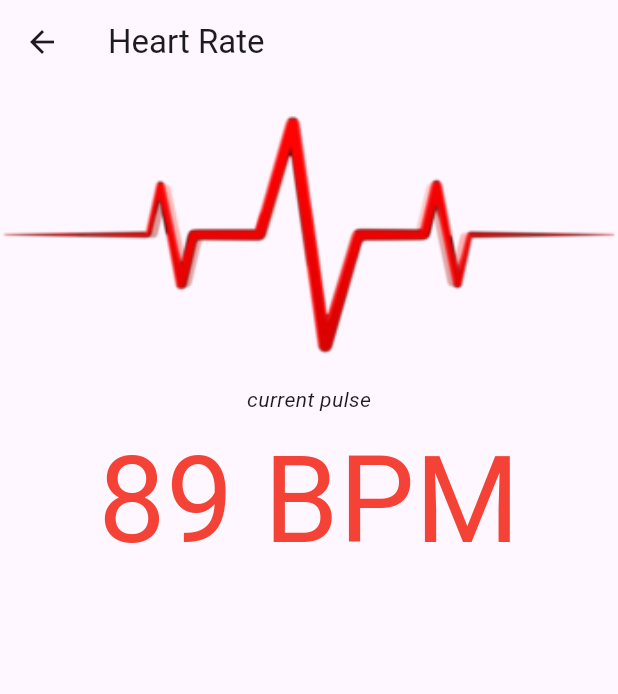
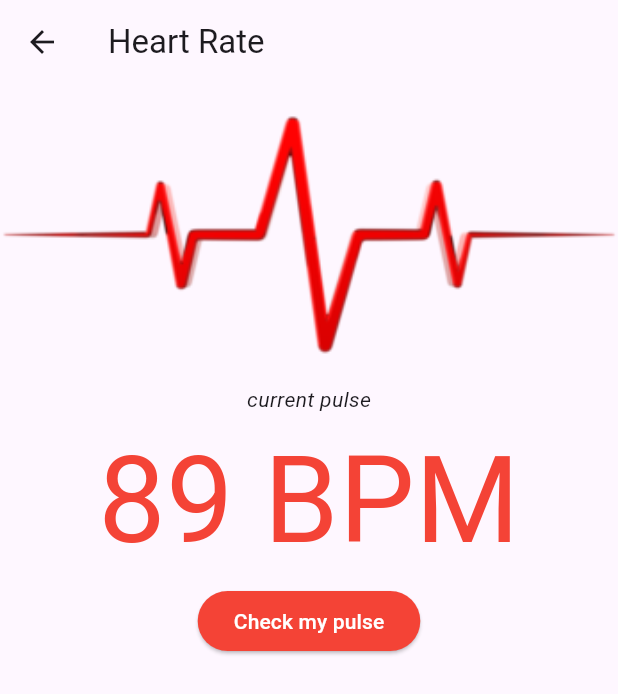
Before and after one commit to Amoako419/Flutter_Semester_Project, a Flutter app: the HeartRate screen opened directly, on a phone screen of 412 x 824 dp. Shown: the top 694 px of the screen. Run offline on Flutter 3.47's test engine with Material 3 defaults, Android fonts, the light colour scheme and no system bars.

Commit message:
Last commit

```diff
--- a/health_monitor/lib/pages/home_page.dart
+++ b/health_monitor/lib/pages/home_page.dart
@@ -276,11 +276,15 @@ class HeartRate extends StatelessWidget{
 
   Widget _pulseTx(){
     return Container(
-      child: const Column(
+      child:  Column(
         children: [
-        Text("current pulse",style: TextStyle(fontStyle: FontStyle.italic),),
-        Text("89 BPM",style: TextStyle(fontStyle: FontStyle.normal, fontSize: 80.0 ,color: Colors.red,),)
-
+        const Text("current pulse",style: TextStyle(fontStyle: FontStyle.italic),),
+        const Text("89 BPM",style: TextStyle(fontStyle: FontStyle.normal, fontSize: 80.0 ,color: Colors.red,),),
+        ElevatedButton(onPressed: (){
+          print("Connect your accessory");
+        }, child: const Text("Check my pulse",style: TextStyle(color: Colors.white)),
+          style: ButtonStyle(backgroundColor: MaterialStateProperty.all(Colors.red)),
+        )
         ],
       ),
     );
```
